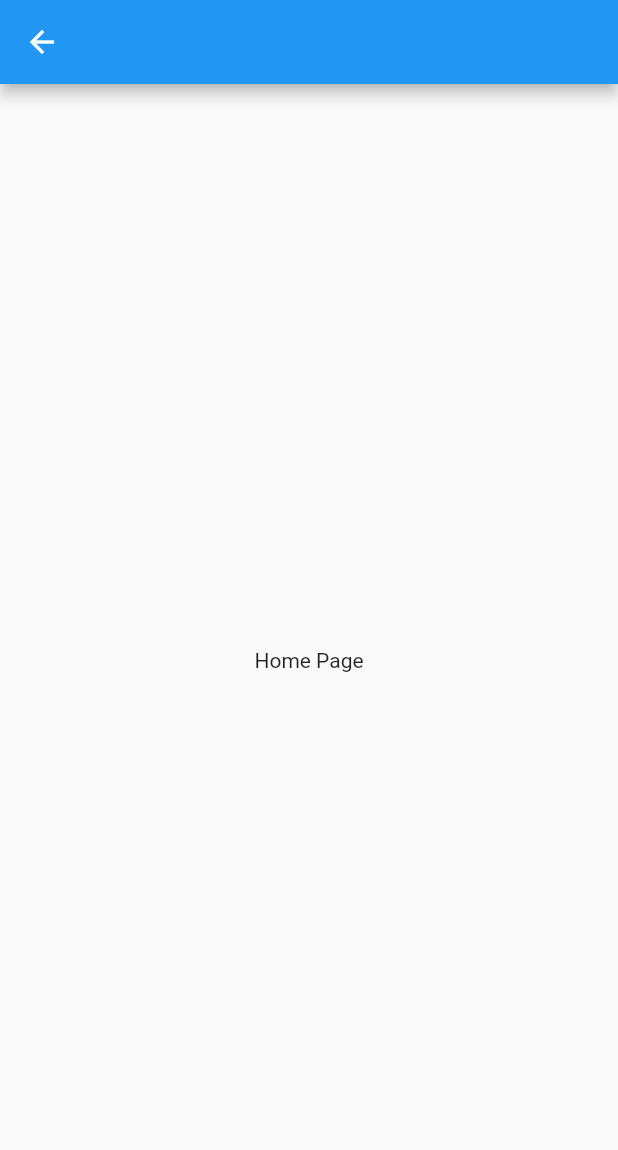
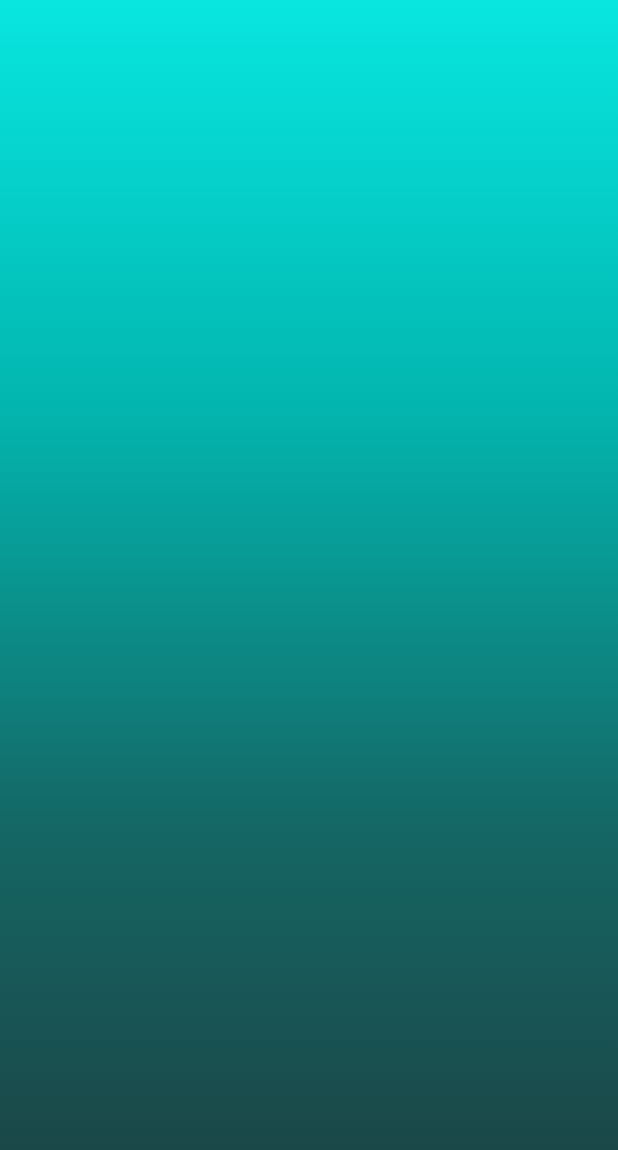
Before and after one commit to ListMe-MP/list_me, a Flutter app: the screen it shows after launch, after a tap on "skip", after a tap on "done", on a phone screen of 412 x 824 dp. Shown: the top 1150 px of the screen. Run offline on Flutter 3.47's test engine with Material 2 defaults, Android fonts, the phone set to English and light mode, and no system bars; our stand-ins replace google_fonts, smooth_page_indicator.

Commit message:
created components for common styles

```diff
--- /dev/null
+++ b/lib/components/background.dart
@@ -0,0 +1,24 @@
+import 'package:flutter/material.dart';
+
+class Background extends StatelessWidget {
+  const Background({super.key});
+
+  @override
+  Widget build(BuildContext context) {
+    return Scaffold(
+      body: Center(
+        child: Container(
+            decoration: const BoxDecoration(
+                gradient: LinearGradient(
+                    begin: Alignment.topCenter,
+                    end: Alignment.bottomCenter,
+                    colors: [
+              Color.fromRGBO(8, 230, 224, 1),
+              Color.fromRGBO(2, 181, 174, 1),
+              Color.fromRGBO(20, 103, 101, 1),
+              Color.fromRGBO(29, 63, 64, 1)
+            ]))),
+      ),
+    );
+  }
+}
--- /dev/null
+++ b/lib/components/fontstyle.dart
@@ -0,0 +1,13 @@
+import 'package:flutter/material.dart';
+
+const fstyle1 = TextStyle(
+    color: Color.fromRGBO(7, 222, 218, 1),
+    fontSize: 24,
+    fontWeight: FontWeight.w400,
+    shadows: <Shadow>[
+      Shadow(
+        offset: Offset(4, 4),
+        blurRadius: 4.0,
+        color: Color.fromRGBO(0, 0, 0, 0.2),
+      )
+    ]);
--- a/lib/onboarding_screen.dart
+++ b/lib/onboarding_screen.dart
@@ -1,4 +1,6 @@
 import 'package:flutter/material.dart';
+import 'package:list_me/components/background.dart';
+import 'package:list_me/components/fontstyle.dart';
 import 'package:list_me/screens/home_page.dart';
 import 'package:smooth_page_indicator/smooth_page_indicator.dart';
 import 'package:google_fonts/google_fonts.dart';
@@ -23,18 +25,7 @@ class _OnBoardingScreenState extends State<OnBoardingScreen> {
       body: Stack(
         children: [
           // background
-          Container(
-              decoration: const BoxDecoration(
-                  gradient: LinearGradient(
-                      begin: Alignment.topCenter,
-                      end: Alignment.bottomCenter,
-                      colors: [
-                Color.fromRGBO(8, 230, 224, 1),
-                Color.fromRGBO(2, 181, 174, 1),
-                Color.fromRGBO(20, 103, 101, 1),
-                Color.fromRGBO(29, 63, 64, 1)
-              ]))),
-
+          const Background(),
           // logo image
           Container(
             alignment: const Alignment(0, -0.65),
@@ -62,17 +53,7 @@ class _OnBoardingScreenState extends State<OnBoardingScreen> {
                       '"Make\nGrocery Shopping\nA Breeze\nWith\nOur\nList Me!"',
                       textAlign: TextAlign.center,
                       style: GoogleFonts.castoro(
-                        textStyle: const TextStyle(
-                            color: Color.fromRGBO(7, 222, 218, 1),
-                            fontSize: 24,
-                            fontWeight: FontWeight.w400,
-                            shadows: <Shadow>[
-                              Shadow(
-                                offset: Offset(4, 4),
-                                blurRadius: 4.0,
-                                color: Color.fromRGBO(0, 0, 0, 0.2),
-                              )
-                            ]),
+                        textStyle: fstyle1,
                       )),
                 ),
               ),
@@ -84,17 +65,7 @@ class _OnBoardingScreenState extends State<OnBoardingScreen> {
                   child: Text('"List\nWith Your Voice,\nNot\nWith Your Hands!"',
                       textAlign: TextAlign.center,
                       style: GoogleFonts.castoro(
-                        textStyle: const TextStyle(
-                            color: Color.fromRGBO(7, 222, 218, 1),
-                            fontSize: 24,
-                            fontWeight: FontWeight.w400,
-                            shadows: <Shadow>[
-                              Shadow(
-                                offset: Offset(4, 4),
-                                blurRadius: 4.0,
-                                color: Color.fromRGBO(0, 0, 0, 0.2),
-                              )
-                            ]),
+                        textStyle: fstyle1,
                       )),
                 ),
               ),
@@ -107,17 +78,7 @@ class _OnBoardingScreenState extends State<OnBoardingScreen> {
                       '"Experience\nGrocery Shopping\nLike Never\nBefore!"',
                       textAlign: TextAlign.center,
                       style: GoogleFonts.castoro(
-                        textStyle: const TextStyle(
-                            color: Color.fromRGBO(7, 222, 218, 1),
-                            fontSize: 24,
-                            fontWeight: FontWeight.w400,
-                            shadows: <Shadow>[
-                              Shadow(
-                                offset: Offset(4, 4),
-                                blurRadius: 4.0,
-                                color: Color.fromRGBO(0, 0, 0, 0.2),
-                              )
-                            ]),
+                        textStyle: fstyle1,
                       )),
                 ),
               ),
--- a/lib/screens/home_page.dart
+++ b/lib/screens/home_page.dart
@@ -1,15 +1,13 @@
 import 'package:flutter/material.dart';
+import 'package:list_me/components/background.dart';
 
 class HomePage extends StatelessWidget {
   const HomePage({super.key});
 
   @override
   Widget build(BuildContext context) {
-    return Scaffold(
-      appBar: AppBar(),
-      body: Center(
-        child: Text('Home Page'),
-      ),
+    return const Scaffold(
+      body: Background(),
     );
   }
 }
```
